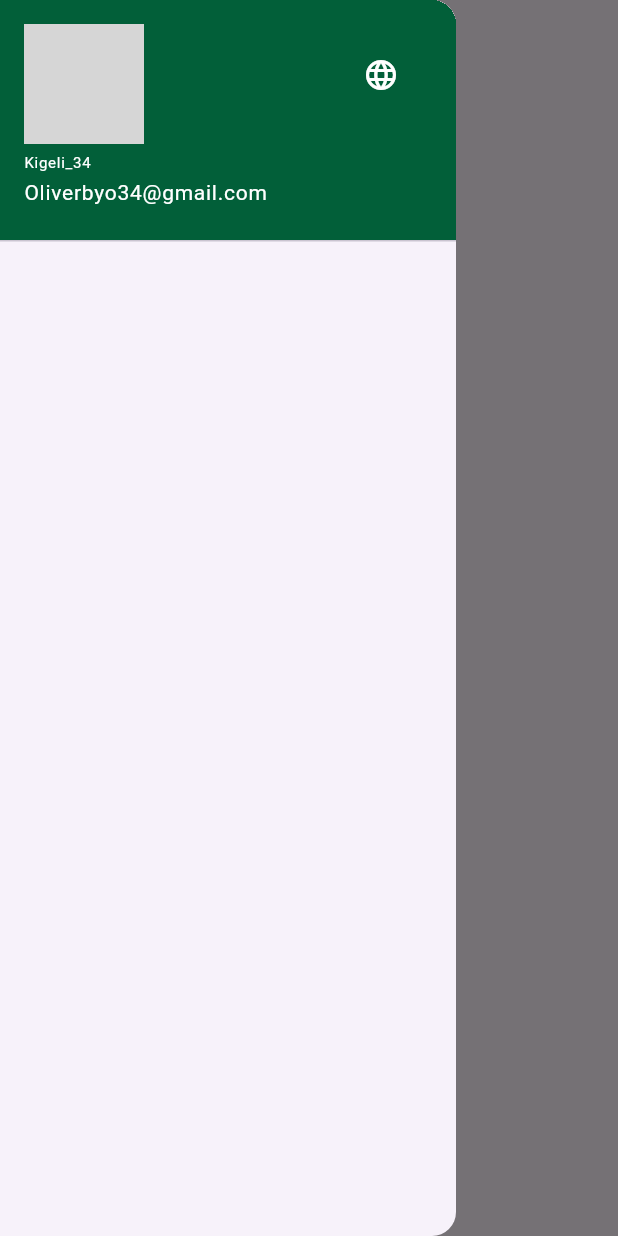
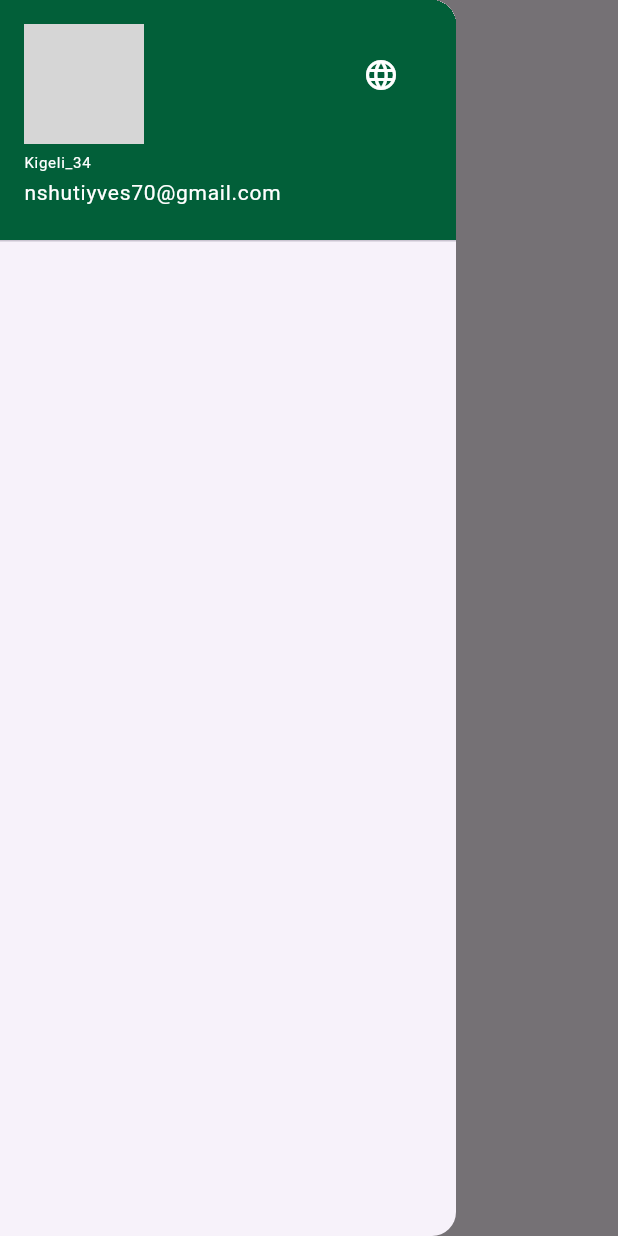
Before and after one commit to 25485YvesNshuti/new-assignment-4, a Flutter app: the screen it shows after launch, with the side drawer open, on a phone screen of 412 x 824 dp. Run offline on Flutter 3.47's test engine with Material 3 defaults, Android fonts, the phone set to English and light mode, and no system bars; our stand-ins replace contacts_service, image_picker, permission_handler; grey boxes are pictures that could not be loaded.

Commit message:
Update main.dart

```diff
--- a/assignment4/lib/main.dart
+++ b/assignment4/lib/main.dart
@@ -174,7 +174,7 @@ class _MyHomePageState extends State<MyHomePage> {
                       ),
                       SizedBox(height: 2),
                       const Text(
-                        'Oliverbyo34@gmail.com',
+                        'nshutiyves70@gmail.com',
                         style: TextStyle(
                           color: Colors.white,
                           fontSize: 14,
```
